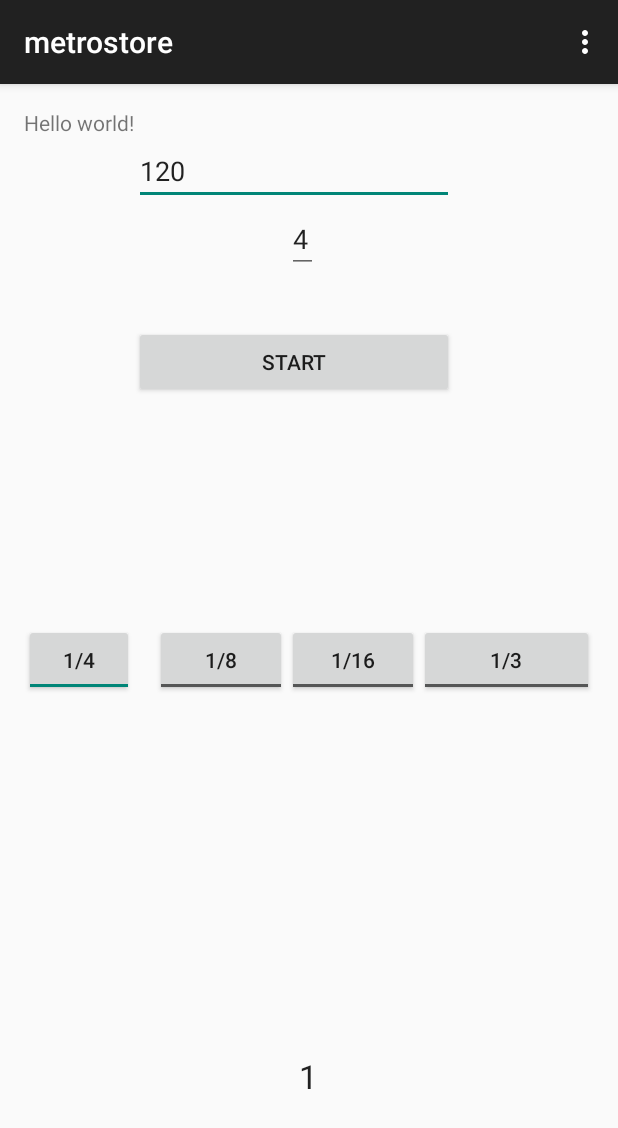
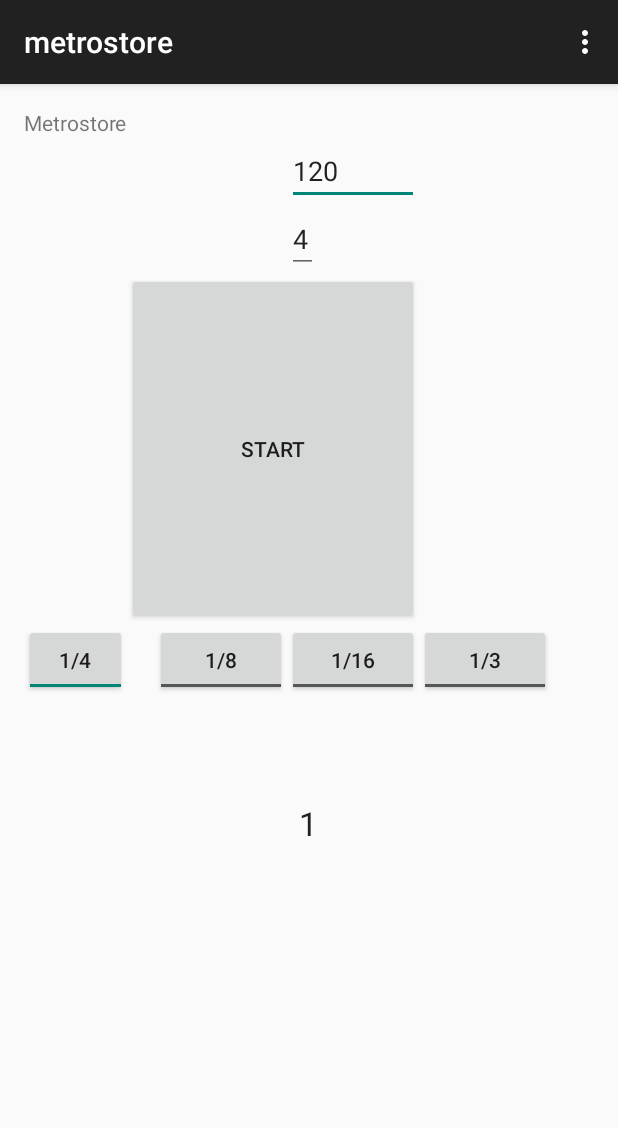
Before and after one commit to azee/metrostore, an Android app: the screen it shows after launch (MainActivity), on a phone screen of 412 x 824 dp. Shown: the top 1128 px of the screen. Run offline under Robolectric (Android 15) with nearby library versions, the phone set to English and light mode, and no system bars.

Commit message:
Fix layout

```diff
--- a/app/src/main/res/layout/activity_main.xml
+++ b/app/src/main/res/layout/activity_main.xml
@@ -5,7 +5,7 @@
     android:paddingTop="@dimen/activity_vertical_margin"
     android:paddingBottom="@dimen/activity_vertical_margin" tools:context=".MainActivity">
 
-    <TextView android:text="@string/hello_world" android:layout_width="wrap_content"
+    <TextView android:text="@string/app_title" android:layout_width="wrap_content"
         android:layout_height="wrap_content"
         android:id="@+id/textView" />
 
@@ -16,23 +16,24 @@
         android:ems="10"
         android:id="@+id/bitrate"
         android:layout_below="@+id/textView"
-        android:layout_toRightOf="@+id/textView"
-        android:layout_toEndOf="@+id/textView"
-        android:text="@string/default_tempo" />
+        android:text="@string/default_tempo"
+        android:layout_alignLeft="@+id/scale"
+        android:layout_alignStart="@+id/scale"
+        android:layout_toLeftOf="@+id/triols"
+        android:layout_toStartOf="@+id/triols" />
 
     <Button
         android:layout_width="wrap_content"
         android:layout_height="wrap_content"
         android:text="@string/btn_start_name"
         android:id="@+id/play"
-        android:layout_marginTop="35dp"
         android:onClick="togglePlay"
         android:enabled="false"
         android:layout_below="@+id/scale"
-        android:layout_alignLeft="@+id/bitrate"
-        android:layout_alignStart="@+id/bitrate"
-        android:layout_alignRight="@+id/bitrate"
-        android:layout_alignEnd="@+id/bitrate" />
+        android:layout_toRightOf="@+id/textView"
+        android:layout_above="@+id/eights"
+        android:layout_alignRight="@+id/sixteens"
+        android:layout_alignEnd="@+id/sixteens" />
 
     <EditText
         android:layout_width="wrap_content"
@@ -48,11 +49,11 @@
         android:layout_height="wrap_content"
         android:textAppearance="?android:attr/textAppearanceLarge"
         android:id="@+id/barCounter"
-        android:layout_alignParentBottom="true"
+        android:text="1"
+        android:editable="false"
+        android:layout_below="@+id/eights"
         android:layout_centerHorizontal="true"
-        android:layout_marginBottom="76dp"
-        android:text="1"
-        android:editable="false" />
+        android:layout_marginTop="70dp" />
 
     <ToggleButton
         android:layout_width="wrap_content"
@@ -80,7 +81,6 @@
         android:textOn="1/8"
         android:layout_alignTop="@+id/quoters"
         android:layout_toStartOf="@+id/scale"
-        android:layout_toLeftOf="@+id/scale"
         android:onClick="onSoundSelected" />
 
     <ToggleButton
@@ -105,8 +105,6 @@
         android:checked="false"
         android:textOff="1/3"
         android:textOn="1/3"
-        android:layout_alignParentRight="true"
-        android:layout_alignParentEnd="true"
         android:onClick="onSoundSelected" />
 
 </RelativeLayout>
--- a/app/src/main/res/values/strings.xml
+++ b/app/src/main/res/values/strings.xml
@@ -1,7 +1,7 @@
 <resources>
     <string name="app_name">metrostore</string>
 
-    <string name="hello_world">Hello world!</string>
+    <string name="app_title">Metrostore</string>
     <string name="action_settings">Settings</string>
     <string name="btn_start_name">Start</string>
     <string name="bitrate_placeholder">Tempo</string>
```
